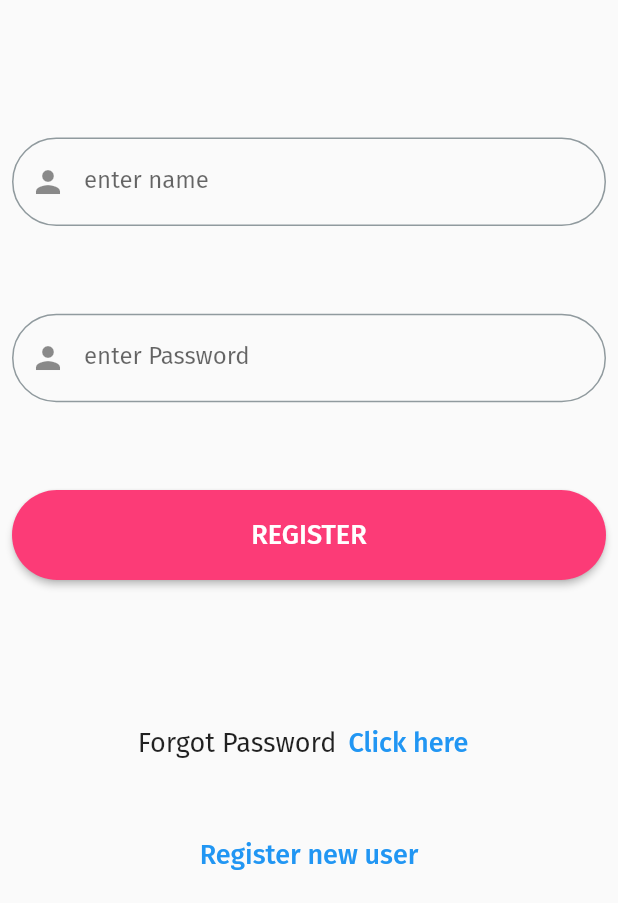
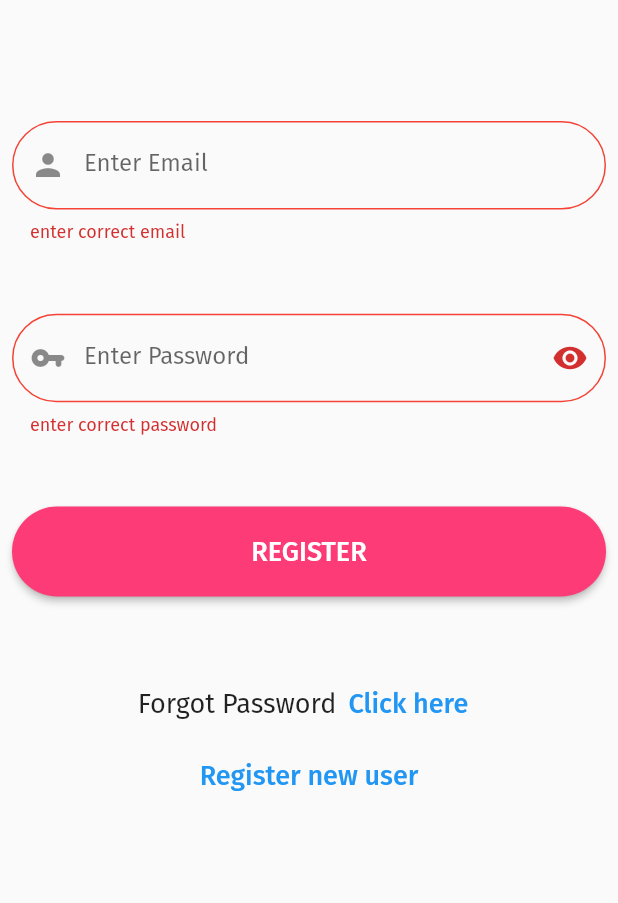
Before and after one commit to avi-pal/Women-Safety-App, a Flutter app: the screen it shows after launch, after a tap on "REGISTER", on a phone screen of 412 x 824 dp, the part 333-1236 px from its top. Run offline on Flutter 3.47's test engine with Material 2 defaults, Android fonts, the phone set to English and light mode, and no system bars; our stand-ins replace carousel_slider, fluttertoast, google_fonts, webview_flutter; missing offline and left inert: flutter_inappwebview, flutter_phone_direct_caller.

Commit message:
login validate

```diff
--- a/lib/components/custom_textfield.dart
+++ b/lib/components/custom_textfield.dart
@@ -4,7 +4,7 @@ class CustomTextField extends StatelessWidget {
   final String? hintText;
   final TextEditingController? controller;
   final String? Function(String?)? validate;
-  final String? Function(String?)? onsave;
+  final Function(String?)? onsave;
   final int? maxlines;
   final bool isPassword;
   final bool enable;
--- a/lib/login_screen.dart
+++ b/lib/login_screen.dart
@@ -6,8 +6,22 @@ import 'components/custom_textfield.dart';
 import 'components/primaryButton.dart';
 import 'components/secondaryButton.dart';
 
-class LoginScreen extends StatelessWidget {
-  const LoginScreen({super.key});
+class LoginScreen extends StatefulWidget {
+  @override
+  State<LoginScreen> createState() => _LoginScreenState();
+}
+
+class _LoginScreenState extends State<LoginScreen> {
+  bool isPasswordShown = false;
+  final _formKey = GlobalKey<FormState>();
+  final _formData = Map<String,Object>();
+
+
+  _onSubmit(){
+    _formKey.currentState!.save();
+    print(_formData['email']);
+    print(_formData['password']);
+  }
 
   @override
   Widget build(BuildContext context) {
@@ -15,11 +29,12 @@ class LoginScreen extends StatelessWidget {
       body: SafeArea(
         child: Padding(
           padding: EdgeInsets.all(8.0),
+          child: SingleChildScrollView(
+            scrollDirection: Axis.vertical,
             child: Column(
               children: [
                 Container(
                   height: MediaQuery.of(context).size.height*0.3,
-                child: Expanded(
                   child: Column(
                     mainAxisAlignment: MainAxisAlignment.spaceEvenly,
                     children: [
@@ -35,27 +50,66 @@ class LoginScreen extends StatelessWidget {
                     ]
                   ),
                 ),
-              ),
                 Container(
                   height: MediaQuery.of(context).size.height*0.5,
-                child: Expanded(
+                  child: Form(
+                    key: _formKey,
                     child: Column(
                       mainAxisAlignment: MainAxisAlignment.spaceEvenly,
                       children: [
                         CustomTextField(
-                        hintText: "enter name",
+                          hintText: "Enter Email",
+                          isPassword: false,
+                          textInputAction:TextInputAction.next,
+                          keyboardType: TextInputType.emailAddress,
                           prefix: Icon(Icons.person),
+                          onsave: (email){
+                            _formData['email'] = email ?? "";
+                          },
+                          validate: (email){
+                            if(
+                              email!.isEmpty||
+                              email.length<3||
+                              !email.contains("@")
+                            ){
+                              return 'enter correct email';
+                            }
+                          },
                         ),
                         CustomTextField(
-                        hintText: "enter Password",
-                        prefix: Icon(Icons.person),
+                          hintText: "Enter Password",
+                          isPassword: isPasswordShown,
+                          prefix: Icon(Icons.vpn_key_rounded),
+                          onsave: (password){
+                            _formData['password'] = password ?? "";
+                          },
+                           validate: (password){
+                              if(
+                                password!.isEmpty||
+                                password.length<7
+                              ){
+                                return 'enter correct password';
+                              }
+                           },
+                          suffix: IconButton(onPressed: (){
+                            setState(() {
+                              isPasswordShown = !isPasswordShown;
+                            });
+
+                          }, icon: isPasswordShown?Icon(Icons.visibility_off):Icon(Icons.visibility)
                           ),
-                      PrimaryButton(title: 'REGISTER', onPressed: (){},),
+
+                        ),
+                        PrimaryButton(title: 'REGISTER', onPressed: (){
+                          if(_formKey.currentState!.validate()){
+                            _onSubmit();
+                          }
+                        },),
                       ]
                     ),
                   ),
                 ),
-              Expanded(
+                Container(
                   child: Row(
                     mainAxisAlignment: MainAxisAlignment.center,
                     children: [
@@ -69,6 +123,7 @@ class LoginScreen extends StatelessWidget {
                 ),
                 SecondaryButton(title: 'Register new user',onPressed:(){}),
               ],
+            ),
           )
         )
       ),
```
Lines whose indentation alone changed are shown as unchanged.
